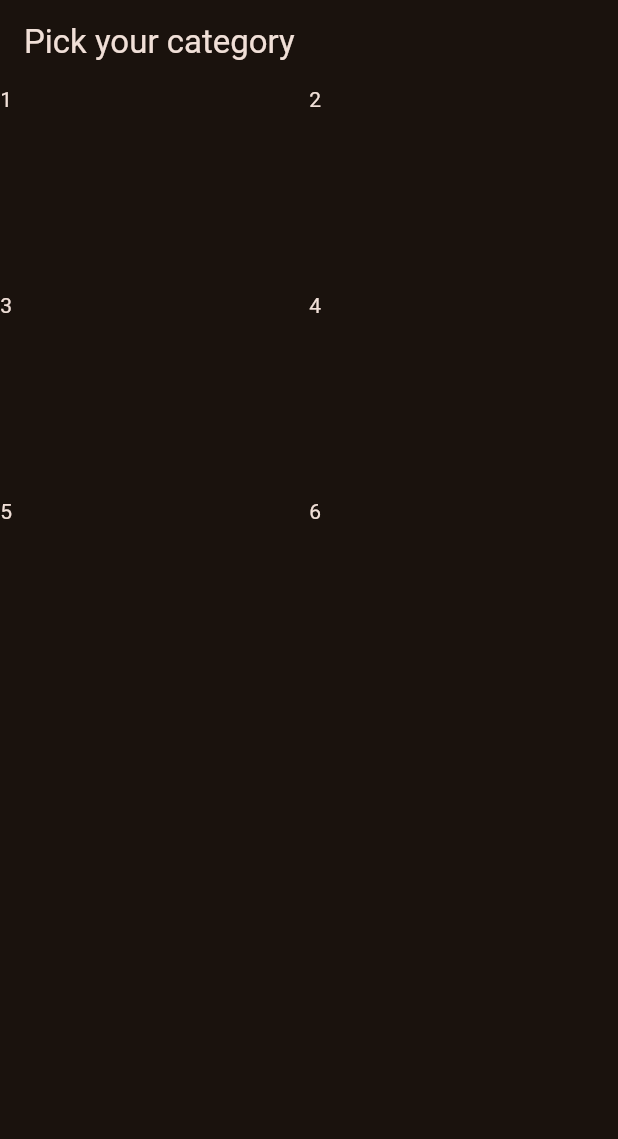
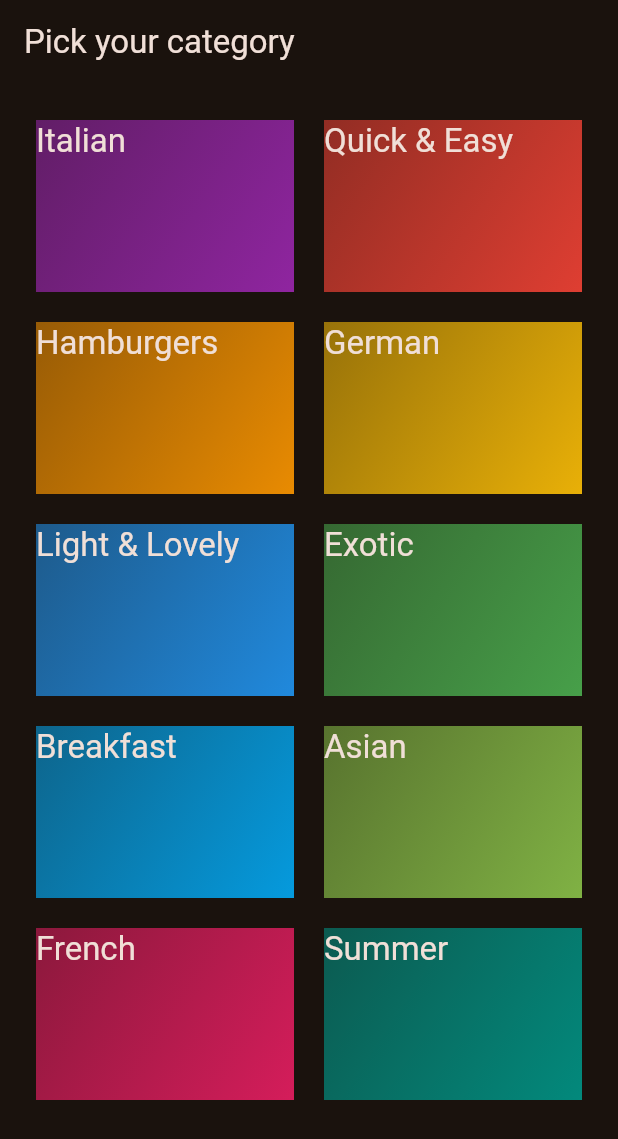
Before and after one commit to earljohnryrodrigo-gif/CSIT-284-RODRIGO, a Flutter app: the screen it shows after launch, on a phone screen of 412 x 824 dp. Shown: the top 1139 px of the screen. Run offline on Flutter 3.47's test engine with Material 3 defaults, Android fonts, the phone set to English and light mode, and no system bars; our stand-ins replace google_fonts.

Commit message:
Add categories

```diff
--- /dev/null
+++ b/meals/lib/data/dummy_data.dart
@@ -0,0 +1,56 @@
+import 'package:flutter/material.dart';
+
+import 'package:meals/models/category.dart';
+
+const availableCategories = [
+  Category(
+    id: 'c1',
+    title: 'Italian',
+    color: Colors.purple,
+  ),
+  Category(
+    id: 'c2',
+    title: 'Quick & Easy',
+    color: Colors.red,
+  ),
+  Category(
+    id: 'c3',
+    title: 'Hamburgers',
+    color: Colors.orange,
+  ),
+  Category(
+    id: 'c4',
+    title: 'German',
+    color: Colors.amber,
+  ),
+  Category(
+    id: 'c5',
+    title: 'Light & Lovely',
+    color: Colors.blue,
+  ),
+  Category(
+    id: 'c6',
+    title: 'Exotic',
+    color: Colors.green,
+  ),
+  Category(
+    id: 'c7',
+    title: 'Breakfast',
+    color: Colors.lightBlue,
+  ),
+  Category(
+    id: 'c8',
+    title: 'Asian',
+    color: Colors.lightGreen,
+  ),
+  Category(
+    id: 'c9',
+    title: 'French',
+    color: Colors.pink,
+  ),
+  Category(
+    id: 'c10',
+    title: 'Summer',
+    color: Colors.teal,
+  ),
+];
--- a/meals/lib/main.dart
+++ b/meals/lib/main.dart
@@ -1,7 +1,7 @@
 import 'package:flutter/material.dart';
 
 import 'package:google_fonts/google_fonts.dart';
-import 'package:meals/categories.dart';
+import 'package:meals/screens/categories.dart';
 
 final theme = ThemeData(
   useMaterial3: true,
--- /dev/null
+++ b/meals/lib/models/category.dart
@@ -0,0 +1,13 @@
+import 'package:flutter/material.dart';
+
+class Category {
+
+  const Category({
+    required this.id,
+    required this.title,
+    this.color = const Color.fromARGB(255, 175, 217, 22),
+  });
+  final String id;
+  final String title;
+  final Color color;
+}
--- a/meals/lib/categories.dart
+++ b/meals/lib/screens/categories.dart
@@ -1,4 +1,6 @@
 import 'package:flutter/material.dart';
+import 'package:meals/data/dummy_data.dart';
+import 'package:meals/widgets/category_grid_item.dart';
 
 class CategoriesScreen extends StatelessWidget {
   const CategoriesScreen({super.key});
@@ -8,17 +10,16 @@
     return Scaffold(
       appBar: AppBar(title: const Text('Pick your category')),
       body: GridView(
+        padding: EdgeInsets.all(24),
         gridDelegate: const SliverGridDelegateWithFixedCrossAxisCount(
           crossAxisCount: 2,
           childAspectRatio: 3/2,
+          mainAxisSpacing: 20,
+          crossAxisSpacing: 20,
         ),
         children: [
-          Text("1"),
-          Text("2"),
-          Text("3"),
-          Text("4"),
-          Text("5"),
-          Text("6"),
+          for(final category in availableCategories)
+          CategoryGridItem(category: category)
         ],
       ),
     );
--- /dev/null
+++ b/meals/lib/widgets/category_grid_item.dart
@@ -0,0 +1,29 @@
+import 'package:flutter/material.dart';
+import 'package:meals/models/category.dart';
+
+class CategoryGridItem extends StatelessWidget {
+  const CategoryGridItem({super.key, required this.category});
+  final Category category;
+
+  @override
+  Widget build(BuildContext context) {
+    return Container(
+      decoration: BoxDecoration(
+        gradient: LinearGradient(
+          colors: [
+            category.color.withValues(alpha: .55),
+            category.color.withValues(alpha: .9),
+          ],
+          begin: Alignment.topLeft,
+          end: Alignment.bottomRight,
+        ),
+      ),
+      child: Text(
+        category.title,
+        style: Theme.of(context).textTheme.titleLarge!.copyWith(
+          color: Theme.of(context).colorScheme.onSurface,
+        ),
+      ),
+    );
+  }
+}
```
